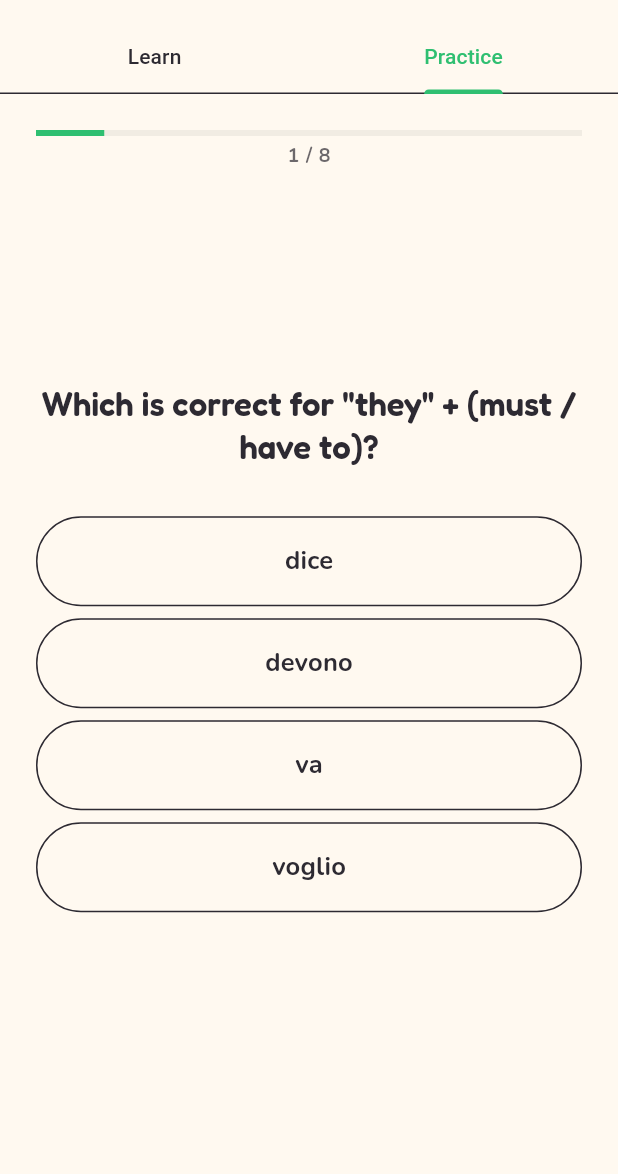
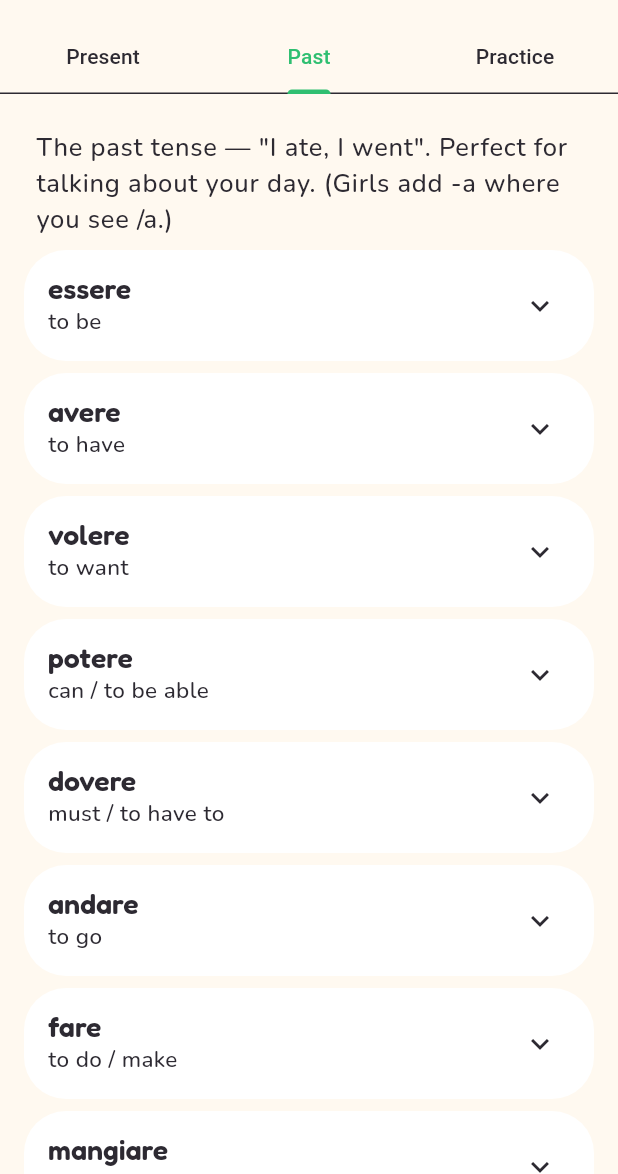
Before and after one commit to cuzo12/ciao-kids, a Flutter app: the VerbsScreen screen opened by its route, tab 2 chosen, on a phone screen of 412 x 824 dp, the part 62-1236 px from its top. Run offline on Flutter 3.47's test engine with Material 3 defaults, Android fonts, the phone set to English and light mode, and no system bars; our stand-ins replace equatable, flutter_tts, get_it, go_router, google_fonts, shared_preferences and 1 more; accounts and stored records are empty.

Commit message:
Add Listening game and past-tense verbs (+ past-tense sentences)

```diff
--- a/lib/core/router/app_router.dart
+++ b/lib/core/router/app_router.dart
@@ -31,6 +31,7 @@ import '../../features/player/presentation/screens/avatar_screen.dart';
 import '../../features/phrasebook/presentation/screens/phrasebook_screen.dart';
 import '../../features/verbs/presentation/screens/verbs_screen.dart';
 import '../../features/sentences/presentation/screens/sentence_builder_screen.dart';
+import '../../features/listening/presentation/screens/listening_screen.dart';
 import '../../features/story/presentation/screens/story_list_screen.dart';
 import '../../features/story/presentation/screens/story_screen.dart';
 import 'app_routes.dart';
@@ -186,6 +187,11 @@ class AppRouter {
         builder: (_, __) => const SentenceBuilderScreen(),
       ),
       GoRoute(
+        path: Routes.listening,
+        name: Routes.listeningName,
+        builder: (_, __) => const ListeningScreen(),
+      ),
+      GoRoute(
         path: Routes.avatar,
         name: Routes.avatarName,
         builder: (_, __) => const AvatarScreen(),
--- a/lib/core/router/app_routes.dart
+++ b/lib/core/router/app_routes.dart
@@ -63,6 +63,9 @@ abstract final class Routes {
   /// Sentence builder game.
   static const String sentences = '/sentences';
 
+  /// Listening comprehension game.
+  static const String listening = '/listening';
+
   /// Smart spaced-repetition review.
   static const String review = '/review';
 
@@ -101,4 +104,5 @@ abstract final class Routes {
   static const String phrasebookName = 'phrasebook';
   static const String verbsName = 'verbs';
   static const String sentencesName = 'sentences';
+  static const String listeningName = 'listening';
 }
--- a/lib/features/sentences/data/sentence_data.dart
+++ b/lib/features/sentences/data/sentence_data.dart
@@ -36,5 +36,9 @@ abstract final class SentenceBank {
     SentenceItem('Il mio colore preferito è blu', 'My favorite color is blue', '🔵'),
     SentenceItem('Ho un cane e un gatto', 'I have a dog and a cat', '🐾'),
     SentenceItem('Dove è la stazione', 'Where is the station', '🚉'),
+    SentenceItem('Ho mangiato la pizza', 'I ate the pizza', '🍕'),
+    SentenceItem('Sono andato al mare', 'I went to the sea', '🌊'),
+    SentenceItem('Ieri ho giocato a calcio', 'Yesterday I played soccer', '⚽'),
+    SentenceItem('Abbiamo visto il Colosseo', 'We saw the Colosseum', '🏛️'),
   ];
 }
--- a/lib/features/verbs/data/conjugation_data.dart
+++ b/lib/features/verbs/data/conjugation_data.dart
@@ -1,11 +1,14 @@
-/// Present-tense conjugations of the most useful Italian verbs — the engine of
-/// real sentences ("I want…", "I have…", "can I…?"). Forms are ordered
-/// io, tu, lui/lei, noi, voi, loro.
+/// Conjugations of the most useful Italian verbs.
+///
+/// [forms] is the present tense; [past] is the passato prossimo ("I ate, I
+/// went…"), the everyday past used to talk about your day. Both are ordered
+/// io, tu, lui/lei, noi, voi, loro. Forms with "/a" mean girls/feminine add -a.
 class Verb {
-  const Verb(this.infinitive, this.english, this.forms);
+  const Verb(this.infinitive, this.english, this.forms, this.past);
   final String infinitive;
   final String english; // e.g. 'to have'
-  final List<String> forms; // 6 present-tense forms
+  final List<String> forms; // present tense
+  final List<String> past; // passato prossimo
 }
 
 abstract final class Conjugations {
@@ -13,21 +16,45 @@ abstract final class Conjugations {
   static const List<String> personsEn = <String>['I', 'you', 'he/she', 'we', 'you all', 'they'];
 
   static const List<Verb> verbs = <Verb>[
-    Verb('essere', 'to be', <String>['sono', 'sei', 'è', 'siamo', 'siete', 'sono']),
-    Verb('avere', 'to have', <String>['ho', 'hai', 'ha', 'abbiamo', 'avete', 'hanno']),
-    Verb('volere', 'to want', <String>['voglio', 'vuoi', 'vuole', 'vogliamo', 'volete', 'vogliono']),
-    Verb('potere', 'can / to be able', <String>['posso', 'puoi', 'può', 'possiamo', 'potete', 'possono']),
-    Verb('dovere', 'must / to have to', <String>['devo', 'devi', 'deve', 'dobbiamo', 'dovete', 'devono']),
-    Verb('andare', 'to go', <String>['vado', 'vai', 'va', 'andiamo', 'andate', 'vanno']),
-    Verb('fare', 'to do / make', <String>['faccio', 'fai', 'fa', 'facciamo', 'fate', 'fanno']),
-    Verb('mangiare', 'to eat', <String>['mangio', 'mangi', 'mangia', 'mangiamo', 'mangiate', 'mangiano']),
-    Verb('bere', 'to drink', <String>['bevo', 'bevi', 'beve', 'beviamo', 'bevete', 'bevono']),
-    Verb('venire', 'to come', <String>['vengo', 'vieni', 'viene', 'veniamo', 'venite', 'vengono']),
-    Verb('dire', 'to say', <String>['dico', 'dici', 'dice', 'diciamo', 'dite', 'dicono']),
-    Verb('parlare', 'to speak', <String>['parlo', 'parli', 'parla', 'parliamo', 'parlate', 'parlano']),
+    Verb('essere', 'to be',
+        <String>['sono', 'sei', 'è', 'siamo', 'siete', 'sono'],
+        <String>['sono stato/a', 'sei stato/a', 'è stato/a', 'siamo stati/e', 'siete stati/e', 'sono stati/e']),
+    Verb('avere', 'to have',
+        <String>['ho', 'hai', 'ha', 'abbiamo', 'avete', 'hanno'],
+        <String>['ho avuto', 'hai avuto', 'ha avuto', 'abbiamo avuto', 'avete avuto', 'hanno avuto']),
+    Verb('volere', 'to want',
+        <String>['voglio', 'vuoi', 'vuole', 'vogliamo', 'volete', 'vogliono'],
+        <String>['ho voluto', 'hai voluto', 'ha voluto', 'abbiamo voluto', 'avete voluto', 'hanno voluto']),
+    Verb('potere', 'can / to be able',
+        <String>['posso', 'puoi', 'può', 'possiamo', 'potete', 'possono'],
+        <String>['ho potuto', 'hai potuto', 'ha potuto', 'abbiamo potuto', 'avete potuto', 'hanno potuto']),
+    Verb('dovere', 'must / to have to',
+        <String>['devo', 'devi', 'deve', 'dobbiamo', 'dovete', 'devono'],
+        <String>['ho dovuto', 'hai dovuto', 'ha dovuto', 'abbiamo dovuto', 'avete dovuto', 'hanno dovuto']),
+    Verb('andare', 'to go',
+        <String>['vado', 'vai', 'va', 'andiamo', 'andate', 'vanno'],
+        <String>['sono andato/a', 'sei andato/a', 'è andato/a', 'siamo andati/e', 'siete andati/e', 'sono andati/e']),
+    Verb('fare', 'to do / make',
+        <String>['faccio', 'fai', 'fa', 'facciamo', 'fate', 'fanno'],
+        <String>['ho fatto', 'hai fatto', 'ha fatto', 'abbiamo fatto', 'avete fatto', 'hanno fatto']),
+    Verb('mangiare', 'to eat',
+        <String>['mangio', 'mangi', 'mangia', 'mangiamo', 'mangiate', 'mangiano'],
+        <String>['ho mangiato', 'hai mangiato', 'ha mangiato', 'abbiamo mangiato', 'avete mangiato', 'hanno mangiato']),
+    Verb('bere', 'to drink',
+        <String>['bevo', 'bevi', 'beve', 'beviamo', 'bevete', 'bevono'],
+        <String>['ho bevuto', 'hai bevuto', 'ha bevuto', 'abbiamo bevuto', 'avete bevuto', 'hanno bevuto']),
+    Verb('vedere', 'to see',
+        <String>['vedo', 'vedi', 'vede', 'vediamo', 'vedete', 'vedono'],
+        <String>['ho visto', 'hai visto', 'ha visto', 'abbiamo visto', 'avete visto', 'hanno visto']),
+    Verb('dire', 'to say',
+        <String>['dico', 'dici', 'dice', 'diciamo', 'dite', 'dicono'],
+        <String>['ho detto', 'hai detto', 'ha detto', 'abbiamo detto', 'avete detto', 'hanno detto']),
+    Verb('parlare', 'to speak',
+        <String>['parlo', 'parli', 'parla', 'parliamo', 'parlate', 'parlano'],
+        <String>['ho parlato', 'hai parlato', 'ha parlato', 'abbiamo parlato', 'avete parlato', 'hanno parlato']),
   ];
 
-  /// Every conjugated form, for building quiz distractors.
+  /// Every present-tense form, for building quiz distractors.
   static List<String> get allForms =>
       <String>[for (final Verb v in verbs) ...v.forms];
 }
--- a/lib/features/verbs/presentation/screens/verbs_screen.dart
+++ b/lib/features/verbs/presentation/screens/verbs_screen.dart
@@ -18,13 +18,14 @@ class VerbsScreen extends StatelessWidget {
   @override
   Widget build(BuildContext context) {
     return DefaultTabController(
-      length: 2,
+      length: 3,
       child: Scaffold(
         appBar: AppBar(
           title: const Text('Verbs'),
           bottom: const TabBar(
             tabs: <Widget>[
-              Tab(text: 'Learn'),
+              Tab(text: 'Present'),
+              Tab(text: 'Past'),
               Tab(text: 'Practice'),
             ],
           ),
@@ -32,7 +33,8 @@ class VerbsScreen extends StatelessWidget {
         body: const SafeArea(
           child: TabBarView(
             children: <Widget>[
-              _LearnTab(),
+              _TablesTab(past: false),
+              _TablesTab(past: true),
               _PracticeTab(),
             ],
           ),
@@ -42,8 +44,14 @@ class VerbsScreen extends StatelessWidget {
   }
 }
 
-class _LearnTab extends StatelessWidget {
-  const _LearnTab();
+class _TablesTab extends StatelessWidget {
+  const _TablesTab({required this.past});
+
+  /// Whether to show the passato prossimo (past) instead of the present tense.
+  final bool past;
+
+  /// Drop the "/a" / "/e" agreement hint before speaking aloud.
+  String _spoken(String form) => form.split('/').first;
 
   @override
   Widget build(BuildContext context) {
@@ -54,7 +62,9 @@ class _LearnTab extends StatelessWidget {
         Padding(
           padding: const EdgeInsets.all(AppSpacing.sm),
           child: Text(
-            'These verbs build real sentences. Tap a verb to see how it changes.',
+            past
+                ? 'The past tense — "I ate, I went". Perfect for talking about your day. (Girls add -a where you see /a.)'
+                : 'These verbs build real sentences. Tap a verb to see how it changes.',
             style: text.bodyLarge,
           ),
         ),
@@ -67,7 +77,7 @@ class _LearnTab extends StatelessWidget {
               childrenPadding: const EdgeInsets.symmetric(
                   horizontal: AppSpacing.md, vertical: AppSpacing.xs),
               children: <Widget>[
-                for (int i = 0; i < v.forms.length; i++)
+                for (int i = 0; i < 6; i++)
                   Padding(
                     padding: const EdgeInsets.symmetric(vertical: 2),
                     child: Row(
@@ -77,14 +87,16 @@ class _LearnTab extends StatelessWidget {
                           child: Text(Conjugations.persons[i], style: text.labelLarge),
                         ),
                         Expanded(
-                          child: Text('${v.forms[i]}  ·  ${Conjugations.personsEn[i]}',
-                              style: text.titleMedium),
+                          child: Text(
+                            '${past ? v.past[i] : v.forms[i]}  ·  ${Conjugations.personsEn[i]}',
+                            style: text.titleMedium,
+                          ),
                         ),
                         IconButton(
                           icon: const Icon(Icons.volume_up_rounded,
                               color: AppColors.tertiary, size: 20),
-                          onPressed: () =>
-                              sl<TtsService>().speak('${Conjugations.persons[i]} ${v.forms[i]}'),
+                          onPressed: () => sl<TtsService>().speak(
+                              '${Conjugations.persons[i]} ${_spoken(past ? v.past[i] : v.forms[i])}'),
                         ),
                       ],
                     ),
```
Also changed, not shown: lib/features/home/presentation/screens/home_screen.dart (+8 -0 lines), lib/features/listening/presentation/screens/listening_screen.dart (added, +185 -0 lines), .claude/settings.local.json.
